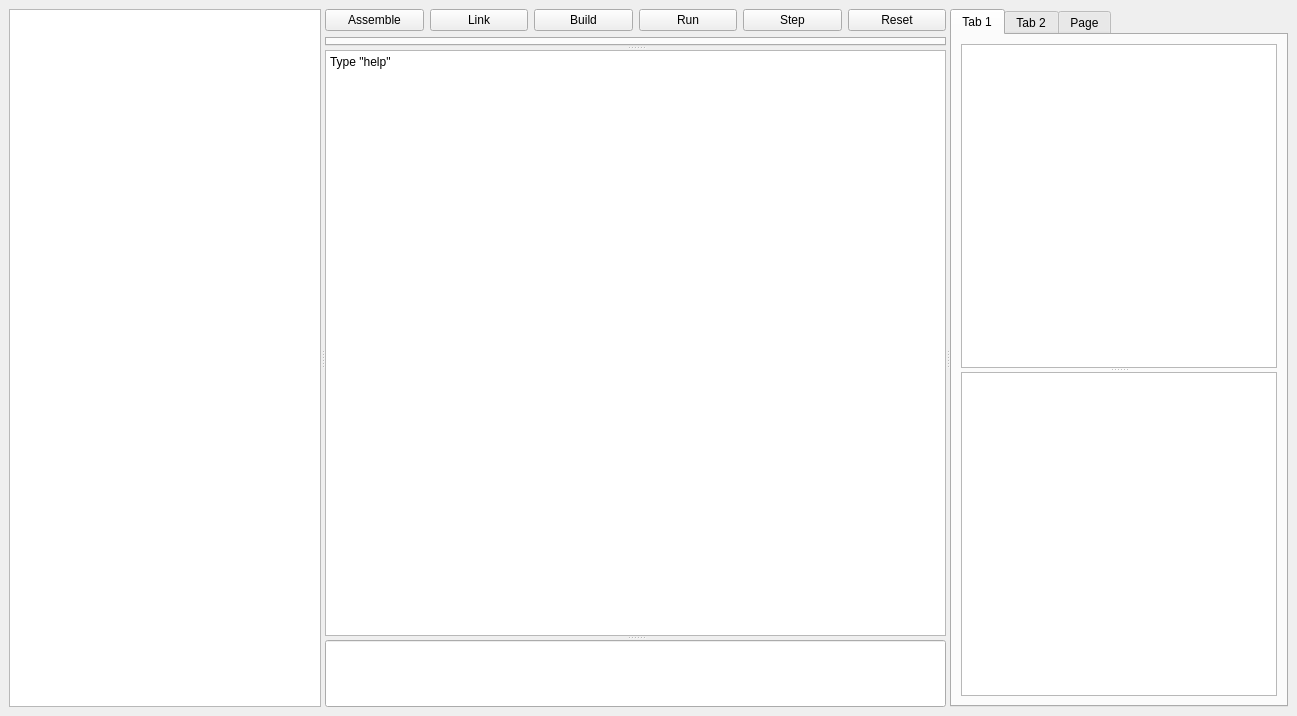
Old version of the form ui/mainwindow.ui in the repository godinhojoao/ProjetoPS.
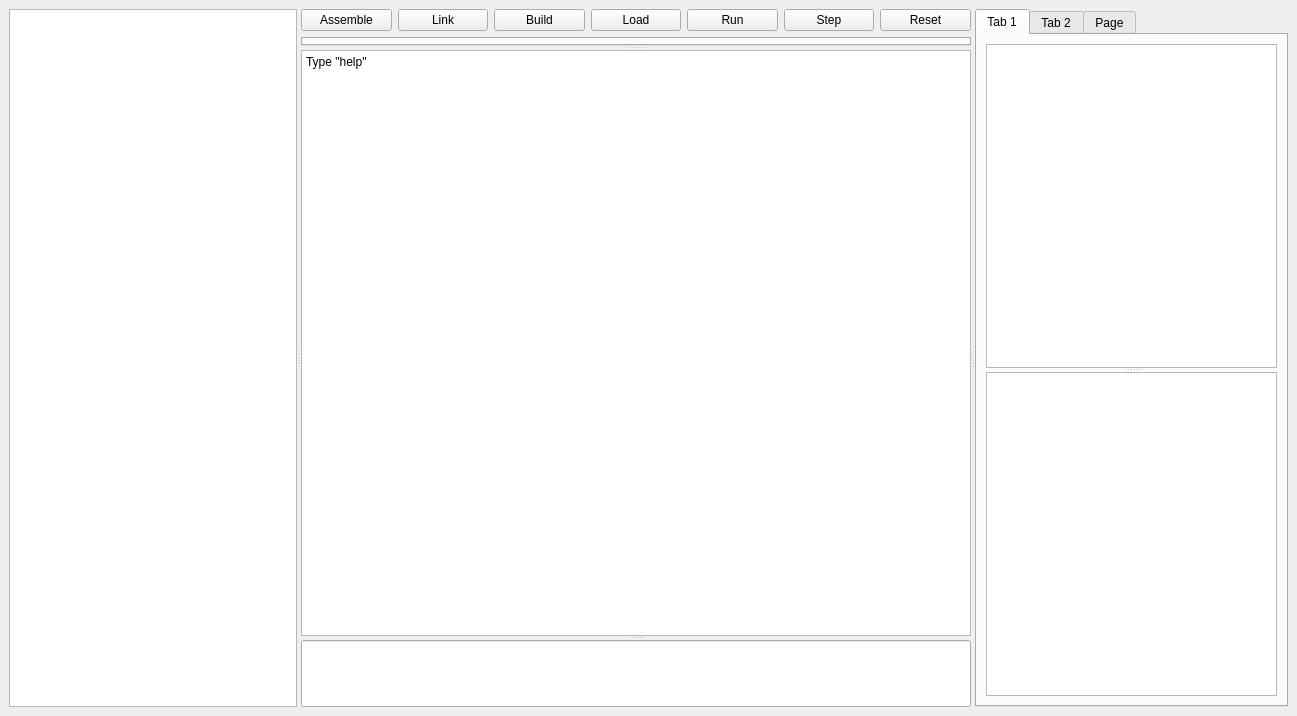
New version of the form.

Commit message: feat: reset memory function + btn's stubs + initial dialog window to assemble/link/build buttons

Patch:
```diff
--- a/ui/mainwindow.ui
+++ b/ui/mainwindow.ui
@@ -46,6 +46,13 @@
             </property>
            </widget>
           </item>
+          <item>
+           <widget class="QPushButton" name="btnLoad">
+            <property name="text">
+             <string>Load</string>
+            </property>
+           </widget>
+          </item>
           <item>
            <widget class="QPushButton" name="btnRun">
             <property name="text">
```
The commit also changes 11 other files.
